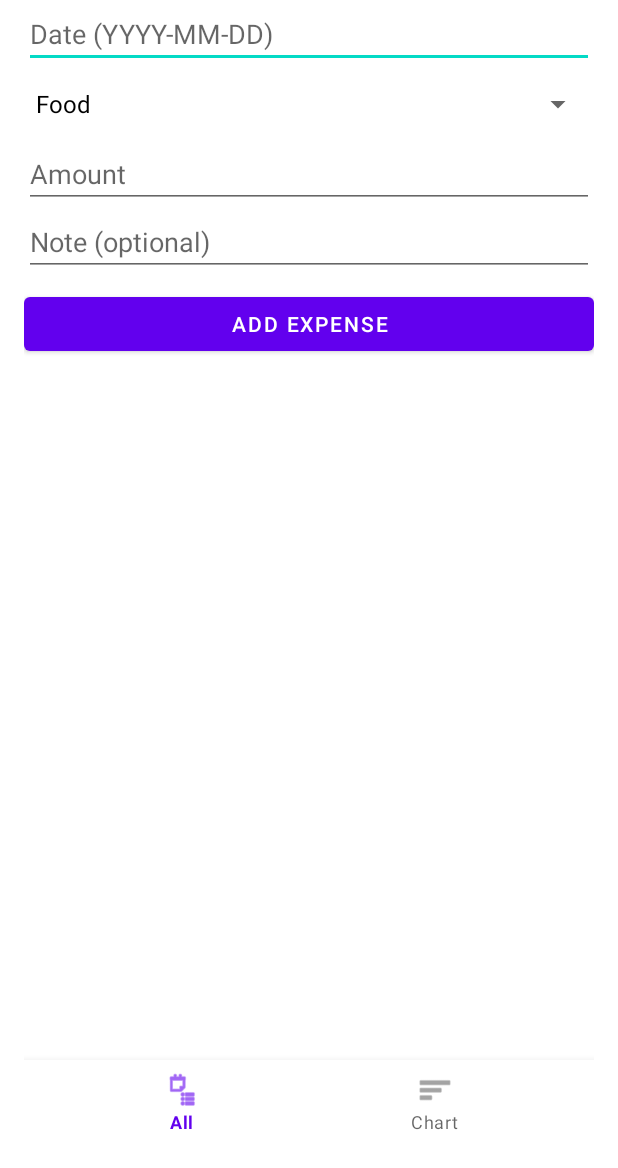
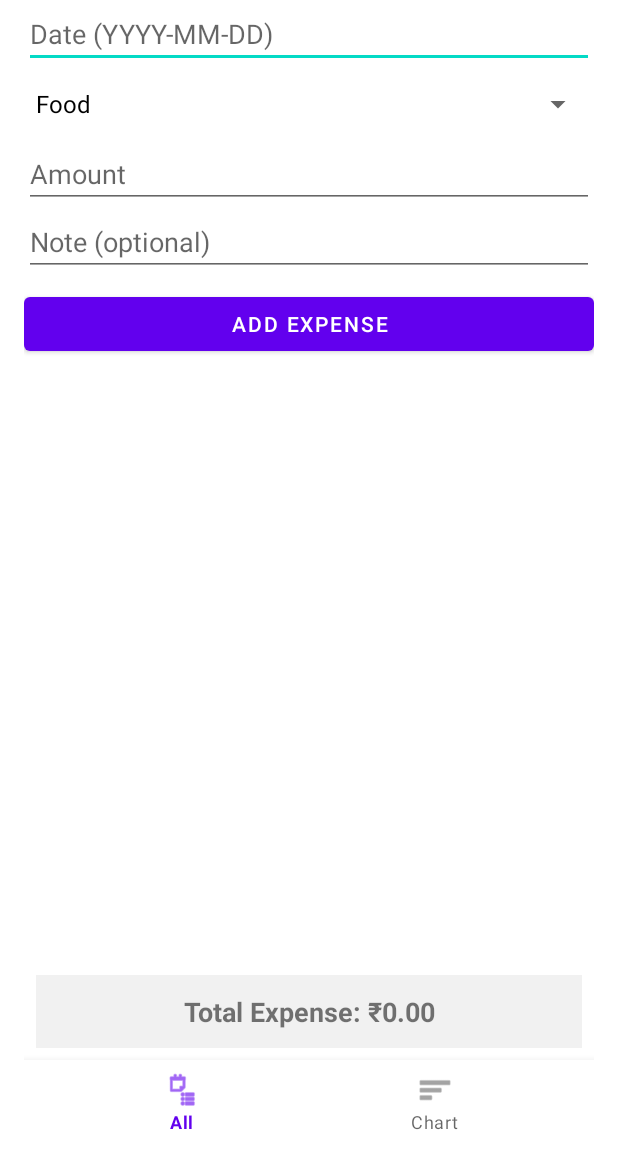
Before and after one commit to neenadthite/ApplicationAndroid, an Android app: the screen it shows after launch (MainActivity), on a phone screen of 412 x 824 dp, the part 68-1236 px from its top. Run offline under Robolectric (Android 15) with nearby library versions, the light colour scheme and no system bars; our stand-ins replace Room's generated code.

Commit message:
Added Total Expense for the month summary

```diff
--- a/ExpenseTracker2/app/src/main/java/com/tools/expensetracker/ui/CategoryListFragment.kt
+++ b/ExpenseTracker2/app/src/main/java/com/tools/expensetracker/ui/CategoryListFragment.kt
@@ -5,6 +5,7 @@ import android.os.Bundle
 import android.view.*
 import android.widget.EditText
 import android.widget.LinearLayout
+import android.widget.TextView
 import android.widget.Toast
 import androidx.fragment.app.Fragment
 import androidx.lifecycle.lifecycleScope
@@ -19,6 +20,7 @@ import java.time.LocalDate
 class CategoryListFragment : Fragment() {
 
     private lateinit var recyclerView: RecyclerView
+    private lateinit var totalText: TextView
     private lateinit var dao: com.tools.expensetracker.data.ExpenseDao
 
     override fun onCreateView(
@@ -26,9 +28,13 @@ class CategoryListFragment : Fragment() {
         savedInstanceState: Bundle?
     ): View {
         val view = inflater.inflate(R.layout.fragment_category_list, container, false)
+
         recyclerView = view.findViewById(R.id.categoryRecycler)
+        totalText = view.findViewById(R.id.totalText)
+
         recyclerView.layoutManager = LinearLayoutManager(requireContext())
         dao = ExpenseDatabase.getDatabase(requireContext()).expenseDao()
+
         loadCurrentMonthExpenses()
         return view
     }
@@ -40,9 +46,13 @@ class CategoryListFragment : Fragment() {
 
         lifecycleScope.launch {
             val list = dao.getByCurrentMonth(month, year)
+            val total = list.sumOf { it.amount }
+
             recyclerView.adapter = ExpenseAdapter(list) { expense ->
                 showEditDialog(expense)
             }
+
+            totalText.text = "Total Expense: ₹%.2f".format(total)
         }
     }
 
--- a/ExpenseTracker2/app/src/main/res/layout/fragment_category_list.xml
+++ b/ExpenseTracker2/app/src/main/res/layout/fragment_category_list.xml
@@ -7,5 +7,18 @@
     <androidx.recyclerview.widget.RecyclerView
         android:id="@+id/categoryRecycler"
         android:layout_width="match_parent"
-        android:layout_height="match_parent" />
+        android:layout_height="0dp"
+        android:layout_weight="1" />
+
+    <!-- Total Expense Summary -->
+    <TextView
+        android:id="@+id/totalText"
+        android:layout_width="match_parent"
+        android:layout_height="wrap_content"
+        android:text="Total Expense: ₹0.00"
+        android:textStyle="bold"
+        android:textSize="18sp"
+        android:gravity="center"
+        android:padding="12dp"
+        android:background="#F1F1F1" />
 </LinearLayout>
```
